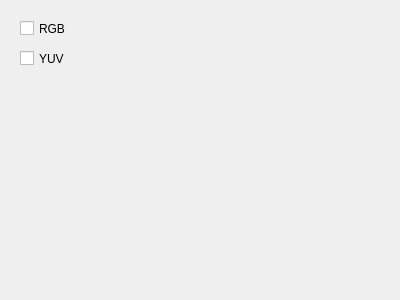
First picture: the form in Basma/image1/couleurs.ui, repository LilyOfTheWest/image, before the edit.
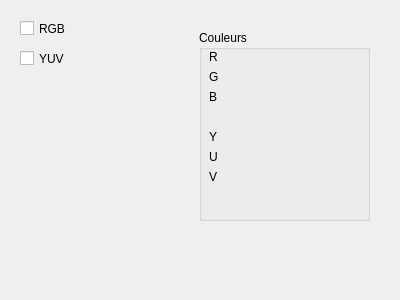
Second picture: the form after the edit.

Commit message: Couleur RGB YUV

```diff
--- a/Basma/image1/couleurs.ui
+++ b/Basma/image1/couleurs.ui
@@ -39,6 +39,97 @@
     <string>YUV</string>
    </property>
   </widget>
+  <widget class="QGroupBox" name="groupBox">
+   <property name="geometry">
+    <rect>
+     <x>199</x>
+     <y>30</y>
+     <width>171</width>
+     <height>191</height>
+    </rect>
+   </property>
+   <property name="title">
+    <string>Couleurs</string>
+   </property>
+   <widget class="QLabel" name="label">
+    <property name="geometry">
+     <rect>
+      <x>10</x>
+      <y>20</y>
+      <width>47</width>
+      <height>13</height>
+     </rect>
+    </property>
+    <property name="text">
+     <string>R</string>
+    </property>
+   </widget>
+   <widget class="QLabel" name="label_2">
+    <property name="geometry">
+     <rect>
+      <x>10</x>
+      <y>40</y>
+      <width>47</width>
+      <height>13</height>
+     </rect>
+    </property>
+    <property name="text">
+     <string>G</string>
+    </property>
+   </widget>
+   <widget class="QLabel" name="label_3">
+    <property name="geometry">
+     <rect>
+      <x>10</x>
+      <y>60</y>
+      <width>47</width>
+      <height>13</height>
+     </rect>
+    </property>
+    <property name="text">
+     <string>B</string>
+    </property>
+   </widget>
+   <widget class="QLabel" name="label_4">
+    <property name="geometry">
+     <rect>
+      <x>10</x>
+      <y>100</y>
+      <width>47</width>
+      <height>13</height>
+     </rect>
+    </property>
+    <property name="text">
+     <string>Y</string>
+    </property>
+   </widget>
+   <widget class="QLabel" name="label_5">
+    <property name="geometry">
+     <rect>
+      <x>10</x>
+      <y>120</y>
+      <width>47</width>
+      <height>13</height>
+     </rect>
+    </property>
+    <property name="text">
+     <string>U</string>
+    </property>
+   </widget>
+   <widget class="QLabel" name="label_6">
+    <property name="geometry">
+     <rect>
+      <x>10</x>
+      <y>140</y>
+      <width>47</width>
+      <height>13</height>
+     </rect>
+    </property>
+    <property name="text">
+     <string>V</string>
+    </property>
+   </widget>
+  </widget>
  </widget>
  <resources/>
  <connections/>
```
